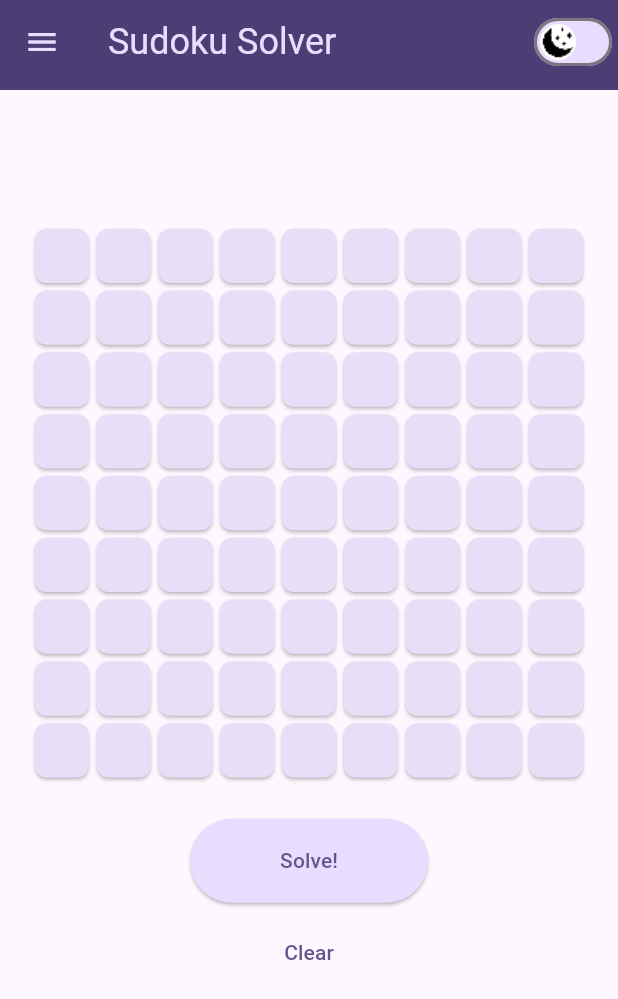
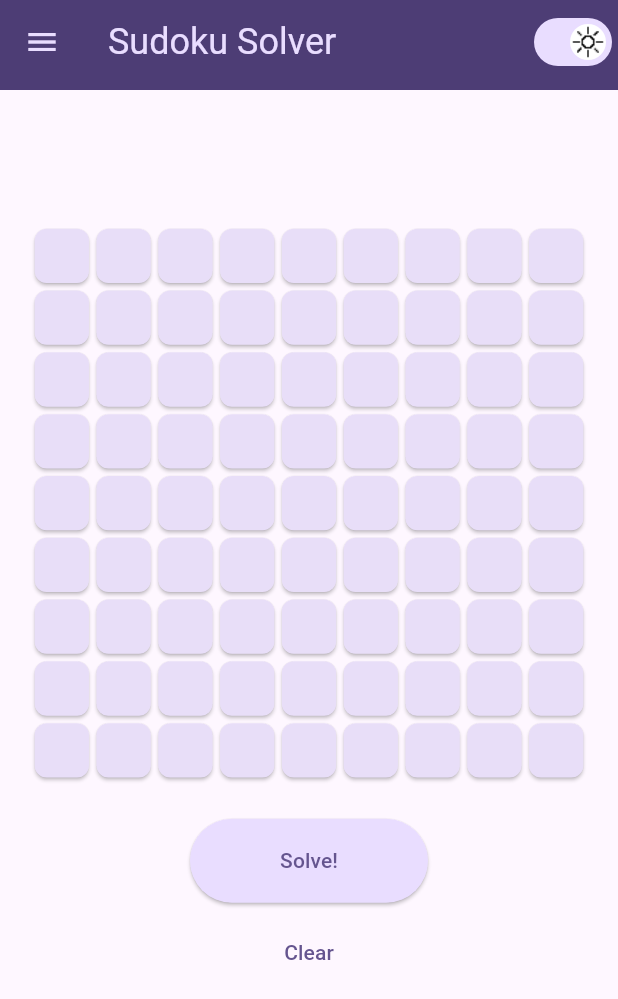
Before and after one commit to mithunvoe/sudoku_solver, a Flutter app: the screen it shows after launch, on a phone screen of 412 x 824 dp. Shown: the top 999 px of the screen. Run offline on Flutter 3.47's test engine with Material 3 defaults, Android fonts, the phone set to English and light mode, and no system bars; our stand-ins replace google_fonts; missing offline and left inert: flutter_switch_dark_light.

Commit message:
fixed switch issue

```diff
--- a/lib/provider/themes_provider.dart
+++ b/lib/provider/themes_provider.dart
@@ -55,12 +55,15 @@ final darkTheme = ThemeData.dark().copyWith(
 );
 
 class ThemeProvider with ChangeNotifier {
-  var themeMode = ThemeMode.system;
-  bool isLightTheme = ThemeMode.system==ThemeMode.light;
+  ThemeMode themeMode;
+  bool isLightTheme;
 
-  void toggleTheme() async{
-    print('33');
-    if (themeMode == ThemeMode.light) {
+  ThemeProvider({
+    this.themeMode = ThemeMode.system,
+  }) : isLightTheme = WidgetsBinding.instance.window.platformBrightness == Brightness.light;
+
+  void toggleTheme() async {
+    if (themeMode == ThemeMode.light || (themeMode == ThemeMode.system && isLightTheme)) {
       themeMode = ThemeMode.dark;
       isLightTheme = false;
     } else {
--- a/lib/screens/sudoku_solver.dart
+++ b/lib/screens/sudoku_solver.dart
@@ -22,7 +22,7 @@ class SudokuSolver extends StatefulWidget {
 
 class _SudokuState extends State<SudokuSolver> {
   @override
-  Widget build(BuildContext context) {
+  Widget build(BuildContext context)  {
     return Scaffold(
       resizeToAvoidBottomInset: true,
       drawer: DrawerTab(),
@@ -39,7 +39,7 @@ class _SudokuState extends State<SudokuSolver> {
           ),
           actions: [
             Switch(
-              value: context.watch<ThemeProvider>().isLightTheme,
+              value:  context.watch<ThemeProvider>().isLightTheme,
               onChanged: (val) {
                 Provider.of<ThemeProvider>(context, listen: false)
                     .toggleTheme();
```
